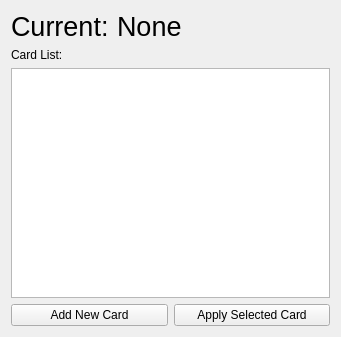
Old version of the form mainwindow.ui in the repository imasam/nfc-qt.
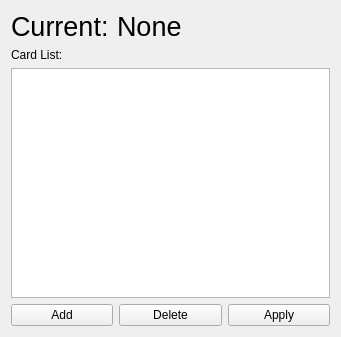
New version of the form.

What changed in the file:
```diff
--- a/mainwindow.ui
+++ b/mainwindow.ui
@@ -82,14 +82,21 @@
       <item>
        <widget class="QPushButton" name="btnAdd">
         <property name="text">
-         <string>Add New Card</string>
+         <string>Add</string>
+        </property>
+       </widget>
+      </item>
+      <item>
+       <widget class="QPushButton" name="btnDelete">
+        <property name="text">
+         <string>Delete</string>
         </property>
        </widget>
       </item>
       <item>
        <widget class="QPushButton" name="btnApply">
         <property name="text">
-         <string>Apply Selected Card</string>
+         <string>Apply</string>
         </property>
        </widget>
       </item>
```
